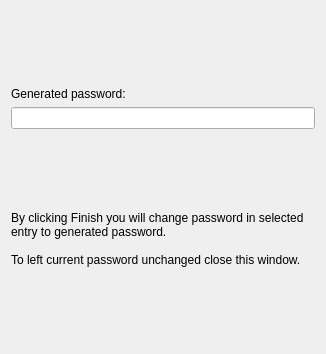
veaceslav/qpass-qt5, file dialogs/PasswordGeneratorDialogPage3.ui: the form before one commit.
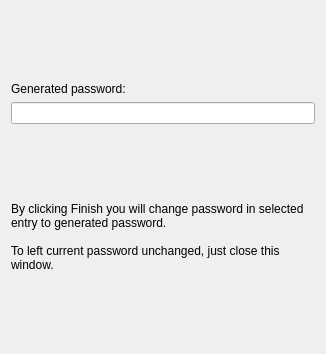
The form after the commit.

What changed in the file:
```diff
--- a/dialogs/PasswordGeneratorDialogPage3.ui
+++ b/dialogs/PasswordGeneratorDialogPage3.ui
@@ -59,7 +59,7 @@
      <property name="text">
       <string>By clicking Finish you will change password in selected entry to generated password.
 
-To left current password unchanged close this window. </string>
+To left current password unchanged, just close this window. </string>
      </property>
      <property name="wordWrap">
       <bool>true</bool>
```
